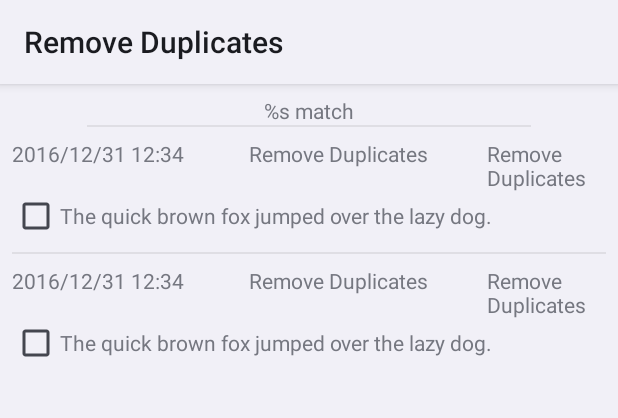
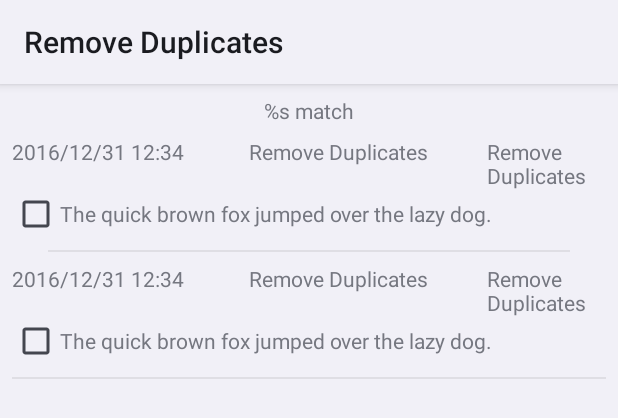
Before and after one commit to pnemonic78/RemoveDuplicates, an Android app: the layout same_message.xml on its own in the app's theme, with its tools: preview values and no code run, on a phone screen of 412 x 824 dp. Shown: the top 418 px of the screen. Run offline under Robolectric (Android 15) with nearby library versions, the phone set to English and light mode, and no system bars.

Commit message:
format match.

```diff
--- a/android/app/src/main/java/com/github/duplicates/DuplicateTaskListener.java
+++ b/android/app/src/main/java/com/github/duplicates/DuplicateTaskListener.java
@@ -59,6 +59,7 @@ public interface DuplicateTaskListener<T extends DuplicateTask, I extends Duplic
      * @param task  the task.
      * @param item1 the first item.
      * @param item2 the second item.
+     * @param match the match percentage.
      */
-    void onDuplicateTaskMatch(T task, I item1, I item2);
+    void onDuplicateTaskMatch(T task, I item1, I item2, float match);
 }
--- a/android/app/src/main/java/com/github/duplicates/MainActivity.java
+++ b/android/app/src/main/java/com/github/duplicates/MainActivity.java
@@ -152,9 +152,9 @@ public class MainActivity extends Activity implements DuplicateTaskListener {
     }
 
     @Override
-    public void onDuplicateTaskMatch(DuplicateTask task, DuplicateItem item1, DuplicateItem item2) {
+    public void onDuplicateTaskMatch(DuplicateTask task, DuplicateItem item1, DuplicateItem item2, float match) {
         if (task == this.task) {
-            adapter.add(item1, item2);
+            adapter.add(item1, item2, match);
         }
     }
 }
--- a/android/app/src/main/res/layout/same_message.xml
+++ b/android/app/src/main/res/layout/same_message.xml
@@ -12,15 +12,8 @@
         android:layout_width="wrap_content"
         android:layout_height="wrap_content"
         android:layout_gravity="center_horizontal"
+        android:layout_marginBottom="8dp"
         android:text="@string/match"/>
-
-    <View
-        android:layout_width="match_parent"
-        android:layout_height="1dp"
-        android:layout_marginBottom="8dp"
-        android:layout_marginLeft="50dp"
-        android:layout_marginRight="50dp"
-        android:background="@android:drawable/divider_horizontal_bright"/>
 
     <LinearLayout
         android:layout_width="match_parent"
@@ -71,6 +64,8 @@
         android:layout_width="match_parent"
         android:layout_height="1dp"
         android:layout_marginBottom="8dp"
+        android:layout_marginLeft="24dp"
+        android:layout_marginRight="24dp"
         android:layout_marginTop="8dp"
         android:background="@android:drawable/divider_horizontal_bright"/>
 
@@ -119,4 +114,11 @@
             android:text="@string/dummy_text_long"/>
     </LinearLayout>
 
+    <View
+        android:layout_width="match_parent"
+        android:layout_height="1dp"
+        android:layout_marginBottom="8dp"
+        android:layout_marginTop="8dp"
+        android:background="@android:drawable/divider_horizontal_bright"/>
+
 </LinearLayout>
```
Also changed, not shown: android/app/src/main/java/com/github/duplicates/DuplicateAdapter.java (+12 -2 lines), android/app/src/main/java/com/github/duplicates/DuplicateItemPair.java (+14 -0 lines), android/app/src/main/java/com/github/duplicates/DuplicateTask.java (+4 -3 lines), android/app/src/main/java/com/github/duplicates/message/MessageViewHolder.java (+7 -3 lines).
